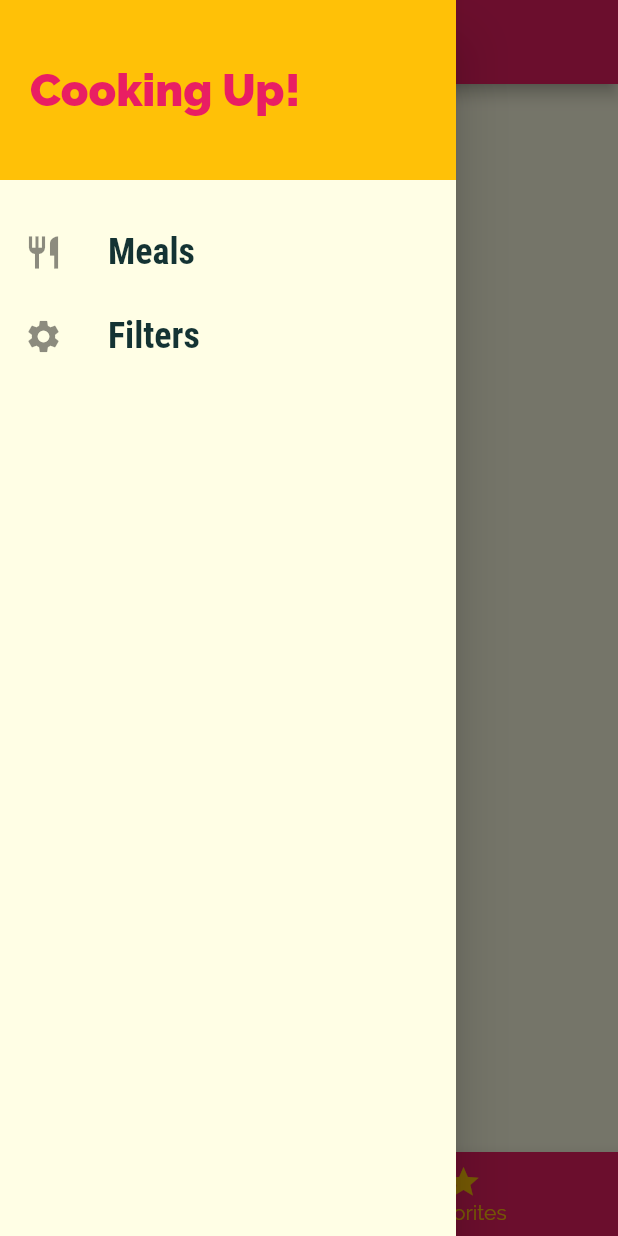
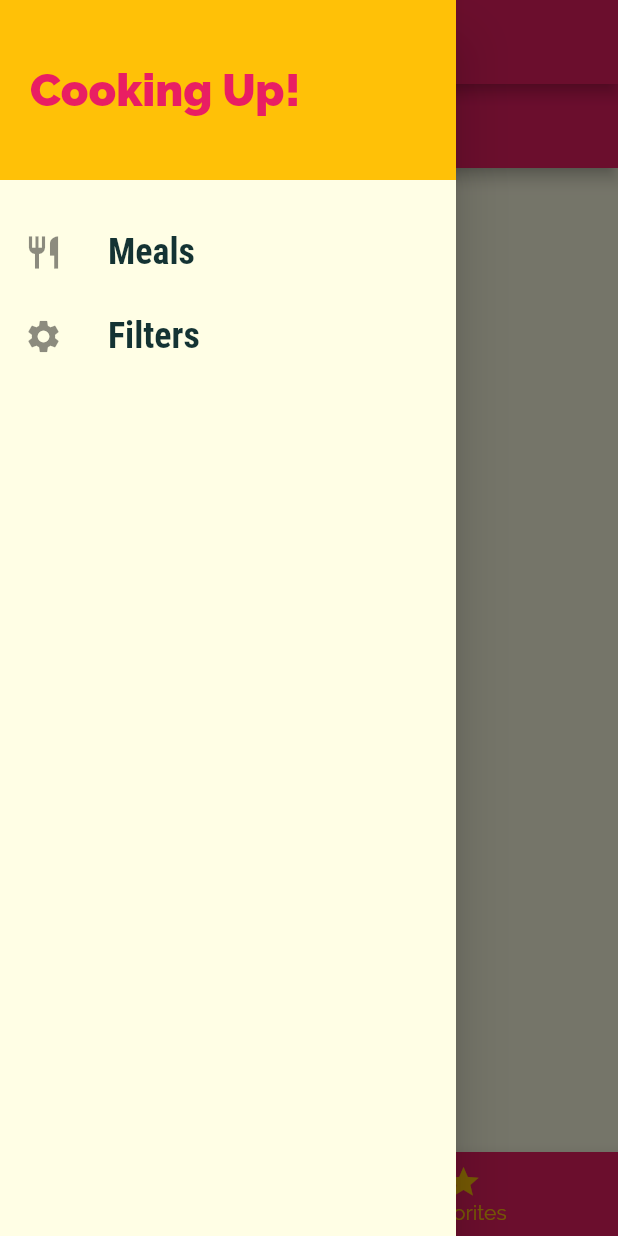
Before and after one commit to brimac1634/flutter-meals, a Flutter app: the screen it shows after launch, item 2 of the bottom bar chosen, with the side drawer open, on a phone screen of 412 x 824 dp. Run offline on Flutter 3.47's test engine with Material 2 defaults, Android fonts, the phone set to English and light mode, and no system bars.

```diff
--- a/lib/main.dart
+++ b/lib/main.dart
@@ -1,5 +1,6 @@
 import 'package:flutter/material.dart';
 
+import './pages/filters_page.dart';
 import './pages/meal_detail_page.dart';
 import './pages/tabs_page.dart';
 import './pages/category_meals_page.dart';
@@ -31,7 +32,8 @@ class MyApp extends StatelessWidget {
       home: TabsPage(),
       routes: {
         CategoryMealsPage.routeName: (ctx) => CategoryMealsPage(),
-        MealDetailPage.routeName: (ctx) => MealDetailPage()
+        MealDetailPage.routeName: (ctx) => MealDetailPage(),
+        FiltersPage.routeName: (ctx) => FiltersPage()
       },
       onGenerateRoute: (settings) {
         print(settings.arguments);
--- a/lib/pages/favorites_page.dart
+++ b/lib/pages/favorites_page.dart
@@ -3,8 +3,13 @@ import 'package:flutter/material.dart';
 class FavoritesPage extends StatelessWidget {
   @override
   Widget build(BuildContext context) {
-    return Center(
-      child: Text('Favorites'),
+    return Scaffold(
+      appBar: AppBar(
+        title: Text('Favorites'),
+      ),
+      body: Center(
+        child: Text('Favorites'),
+      ),
     );
   }
 }
--- a/lib/widgets/main_drawer.dart
+++ b/lib/widgets/main_drawer.dart
@@ -1,7 +1,9 @@
 import 'package:flutter/material.dart';
 
+import '../pages/filters_page.dart';
+
 class MainDrawer extends StatelessWidget {
-  Widget buildListTile(String title, IconData icon) {
+  Widget buildListTile(String title, IconData icon, Function tapHandler) {
     return ListTile(
       leading: Icon(
         icon,
@@ -14,9 +16,7 @@ class MainDrawer extends StatelessWidget {
             fontSize: 24,
             fontWeight: FontWeight.bold),
       ),
-      onTap: () {
-        // ... go to page
-      },
+      onTap: tapHandler,
     );
   }
 
@@ -42,8 +42,12 @@ class MainDrawer extends StatelessWidget {
           SizedBox(
             height: 20,
           ),
-          buildListTile('Meals', Icons.restaurant),
-          buildListTile('Filters', Icons.settings),
+          buildListTile('Meals', Icons.restaurant, () {
+            Navigator.of(context).pushReplacementNamed('/');
+          }),
+          buildListTile('Filters', Icons.settings, () {
+            Navigator.of(context).pushReplacementNamed(FiltersPage.routeName);
+          }),
         ],
       ),
     );
```
Also changed, not shown: lib/pages/category_meals_page.dart (+24 -9 lines), lib/pages/filters_page.dart (added, +20 -0 lines), lib/pages/meal_detail_page.dart (+8 -1 lines), lib/widgets/meal_item.dart (+10 -2 lines).
